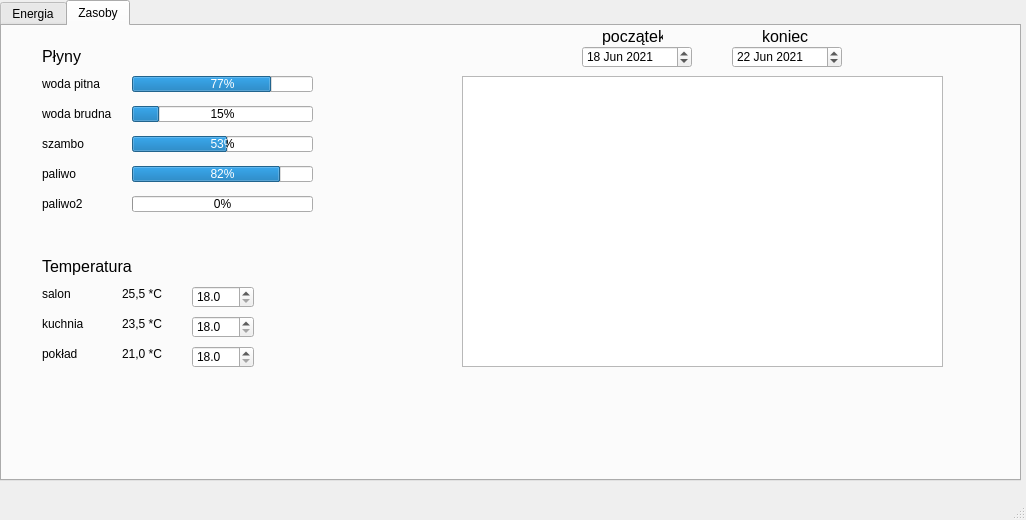
Old version of the form InteliHouse.ui in the repository MateuszRosner/InteliHouse1.0.
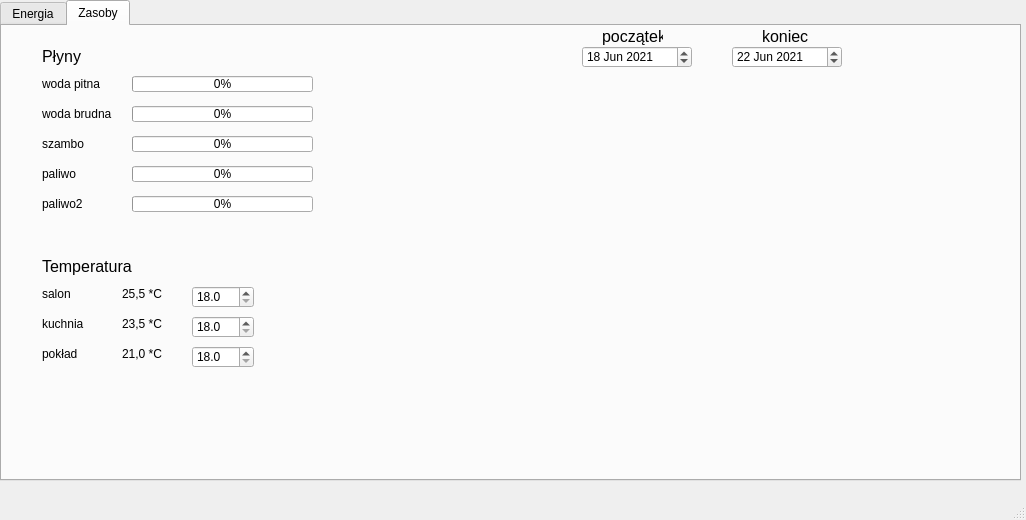
New version of the form. The open tabs and pages were chosen to show the change. Custom widgets are drawn as their Qt base class.

What changed in the file:
```diff
--- a/InteliHouse.ui
+++ b/InteliHouse.ui
@@ -672,7 +672,7 @@
        </rect>
       </property>
       <property name="value">
-       <number>15</number>
+       <number>0</number>
       </property>
      </widget>
      <widget class="QLabel" name="label_6">
@@ -737,7 +737,7 @@
        </rect>
       </property>
       <property name="value">
-       <number>82</number>
+       <number>0</number>
       </property>
      </widget>
      <widget class="QLabel" name="label_8">
@@ -776,7 +776,7 @@
        </rect>
       </property>
       <property name="value">
-       <number>53</number>
+       <number>0</number>
       </property>
      </widget>
      <widget class="QProgressBar" name="progressBarWP">
@@ -789,7 +789,7 @@
        </rect>
       </property>
       <property name="value">
-       <number>77</number>
+       <number>0</number>
       </property>
      </widget>
      <widget class="QLabel" name="label_12">
@@ -1024,13 +1024,13 @@
        <string>koniec</string>
       </property>
      </widget>
-     <widget class="QGraphicsView" name="graphicsView_2">
+     <widget class="CustomWidget" name="GraphResources" native="true">
       <property name="geometry">
        <rect>
-        <x>460</x>
-        <y>50</y>
-        <width>481</width>
-        <height>291</height>
+        <x>510</x>
+        <y>60</y>
+        <width>491</width>
+        <height>321</height>
        </rect>
       </property>
      </widget>
@@ -1049,6 +1049,14 @@
   </widget>
   <widget class="QStatusBar" name="statusbar"/>
  </widget>
+ <customwidgets>
+  <customwidget>
+   <class>CustomWidget</class>
+   <extends>QWidget</extends>
+   <header>plotter.h</header>
+   <container>1</container>
+  </customwidget>
+ </customwidgets>
  <resources/>
  <connections/>
 </ui>
```
Left out of the diff: 10 changed lines with no effect on the pictures.
